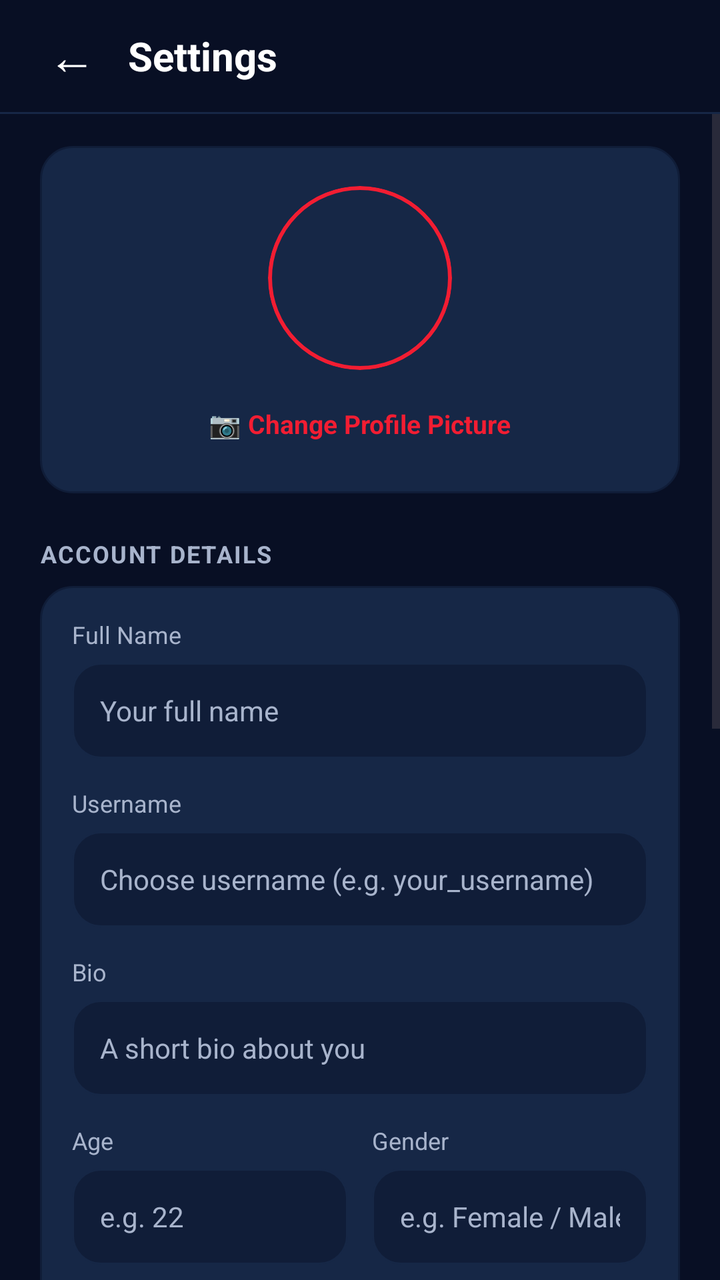
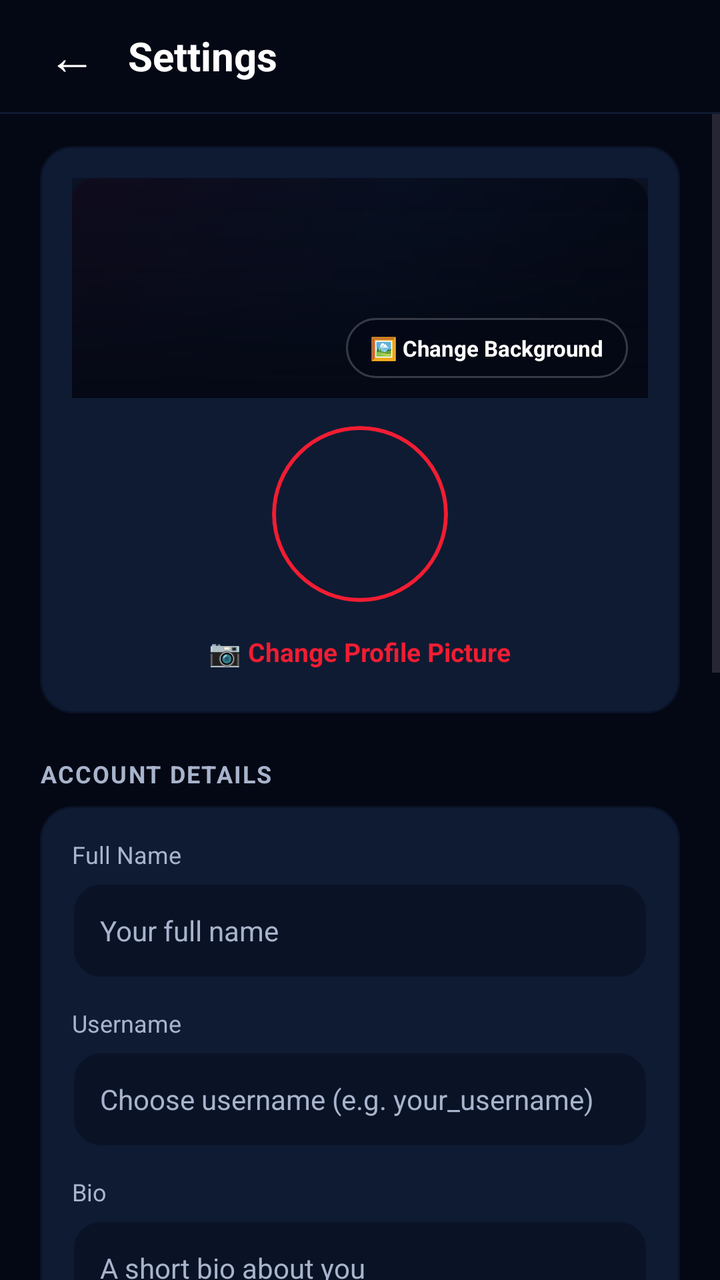

Screens rendered from an Android XML layout before and after an edit, with the pre-edit source and the edit as a unified diff.
<!-- AndroidManifest.xml: application theme Theme.Task_3 -->
<!-- res/layout/activity_settings.xml -->
<?xml version="1.0" encoding="utf-8"?>
<androidx.constraintlayout.widget.ConstraintLayout
    xmlns:android="http://schemas.android.com/apk/res/android"
    xmlns:app="http://schemas.android.com/apk/res-auto"
    xmlns:tools="http://schemas.android.com/tools"
    android:id="@+id/main"
    android:layout_width="match_parent"
    android:layout_height="match_parent"
    android:fitsSystemWindows="true"
    android:background="@color/primary_background"
    tools:context=".SettingsActivity">

    
    <LinearLayout
        android:id="@+id/topBar"
        android:layout_width="match_parent"
        android:layout_height="56dp"
        android:gravity="center_vertical"
        android:orientation="horizontal"
        android:paddingHorizontal="16dp"
        app:layout_constraintTop_toTopOf="parent">

        <TextView
            android:id="@+id/btnBack"
            android:layout_width="40dp"
            android:layout_height="40dp"
            android:gravity="center"
            android:text="←"
            android:textColor="@color/primary_text"
            android:textSize="24sp"
            android:background="?attr/selectableItemBackgroundBorderless"
            android:clickable="true"
            android:focusable="true" />

        <TextView
            android:layout_width="0dp"
            android:layout_height="wrap_content"
            android:layout_marginStart="8dp"
            android:layout_weight="1"
            android:text="Settings"
            android:textColor="@color/primary_text"
            android:textSize="20sp"
            android:textStyle="bold" />
    </LinearLayout>

    <View
        android:id="@+id/dividerTop"
        android:layout_width="match_parent"
        android:layout_height="1dp"
        android:background="@color/card_surface"
        app:layout_constraintTop_toBottomOf="@id/topBar" />

    <ScrollView
        android:layout_width="match_parent"
        android:layout_height="0dp"
        android:fillViewport="true"
        app:layout_constraintTop_toBottomOf="@id/dividerTop"
        app:layout_constraintBottom_toBottomOf="parent">

        <LinearLayout
            android:layout_width="match_parent"
            android:layout_height="wrap_content"
            android:orientation="vertical"
            android:paddingHorizontal="20dp"
            android:paddingTop="16dp"
            android:paddingBottom="40dp">

            
            <LinearLayout
                android:layout_width="match_parent"
                android:layout_height="wrap_content"
                android:background="@drawable/bg_card_dark"
                android:gravity="center"
                android:orientation="vertical"
                android:padding="20dp">

                <FrameLayout
                    android:layout_width="wrap_content"
                    android:layout_height="wrap_content">

                    <com.google.android.material.imageview.ShapeableImageView
                        android:id="@+id/ivSettingsAvatar"
                        android:layout_width="92dp"
                        android:layout_height="92dp"
                        android:scaleType="centerCrop"
                        android:background="@drawable/bg_avatar_placeholder"
                        app:shapeAppearanceOverlay="@style/ShapeAppearance.Material3.Corner.Full" />

                    <ProgressBar
                        android:id="@+id/pbPfpUpload"
                        android:layout_width="36dp"
                        android:layout_height="36dp"
                        android:layout_gravity="center"
                        android:indeterminateTint="@color/primary_red"
                        android:visibility="gone" />
                </FrameLayout>

                <TextView
                    android:id="@+id/btnChangePfp"
                    android:layout_width="wrap_content"
                    android:layout_height="wrap_content"
                    android:layout_marginTop="12dp"
                    android:text="📷 Change Profile Picture"
                    android:textColor="@color/primary_red"
                    android:textSize="13sp"
                    android:textStyle="bold"
                    android:padding="6dp"
                    android:clickable="true"
                    android:focusable="true" />
            </LinearLayout>

            
            <TextView
                android:layout_width="wrap_content"
                android:layout_height="wrap_content"
                android:layout_marginTop="22dp"
                android:layout_marginBottom="8dp"
                android:text="ACCOUNT DETAILS"
                android:textColor="@color/secondary_text"
                android:textSize="12sp"
                android:textStyle="bold"
                android:letterSpacing="0.06" />

            <LinearLayout
                android:layout_width="match_parent"
                android:layout_height="wrap_content"
                android:background="@drawable/bg_card_dark"
                android:orientation="vertical"
                android:padding="16dp">

                
                <TextView
                    android:layout_width="wrap_content"
                    android:layout_height="wrap_content"
                    android:text="Full Name"
                    android:textColor="@color/secondary_text"
                    android:textSize="12sp" />

                <EditText
                    android:id="@+id/etSettingsName"
                    android:layout_width="match_parent"
                    android:layout_height="48dp"
                    android:layout_marginTop="6dp"
                    android:background="@drawable/input_box"
                    android:hint="Your full name"
                    android:inputType="textPersonName"
                    android:paddingHorizontal="14dp"
                    android:textColor="@color/primary_text"
                    android:textColorHint="@color/secondary_text"
                    android:textSize="14sp" />

                
                <TextView
                    android:layout_width="wrap_content"
                    android:layout_height="wrap_content"
                    android:layout_marginTop="14dp"
                    android:text="Username"
                    android:textColor="@color/secondary_text"
                    android:textSize="12sp" />

                <EditText
                    android:id="@+id/etSettingsUsername"
                    android:layout_width="match_parent"
                    android:layout_height="48dp"
                    android:layout_marginTop="6dp"
                    android:background="@drawable/input_box"
                    android:hint="Choose username (e.g. your_username)"
                    android:inputType="textNoSuggestions"
                    android:paddingHorizontal="14dp"
                    android:textColor="@color/primary_text"
                    android:textColorHint="@color/secondary_text"
                    android:textSize="14sp" />

                
                <TextView
                    android:layout_width="wrap_content"
                    android:layout_height="wrap_content"
                    android:layout_marginTop="14dp"
                    android:text="Bio"
                    android:textColor="@color/secondary_text"
                    android:textSize="12sp" />

                <EditText
                    android:id="@+id/etSettingsBio"
                    android:layout_width="match_parent"
                    android:layout_height="48dp"
                    android:layout_marginTop="6dp"
                    android:background="@drawable/input_box"
                    android:hint="A short bio about you"
                    android:inputType="textCapSentences"
                    android:paddingHorizontal="14dp"
                    android:textColor="@color/primary_text"
                    android:textColorHint="@color/secondary_text"
                    android:textSize="14sp" />

                
                <LinearLayout
                    android:layout_width="match_parent"
                    android:layout_height="wrap_content"
                    android:layout_marginTop="14dp"
                    android:orientation="horizontal">

                    <LinearLayout
                        android:layout_width="0dp"
                        android:layout_height="wrap_content"
                        android:layout_weight="1"
                        android:layout_marginEnd="6dp"
                        android:orientation="vertical">

                        <TextView
                            android:layout_width="wrap_content"
                            android:layout_height="wrap_content"
                            android:text="Age"
                            android:textColor="@color/secondary_text"
                            android:textSize="12sp" />

                        <EditText
                            android:id="@+id/etSettingsAge"
                            android:layout_width="match_parent"
                            android:layout_height="48dp"
                            android:layout_marginTop="6dp"
                            android:background="@drawable/input_box"
                            android:hint="e.g. 22"
                            android:inputType="number"
                            android:paddingHorizontal="14dp"
                            android:textColor="@color/primary_text"
                            android:textColorHint="@color/secondary_text"
                            android:textSize="14sp" />
                    </LinearLayout>

                    <LinearLayout
                        android:layout_width="0dp"
                        android:layout_height="wrap_content"
                        android:layout_weight="1"
                        android:layout_marginStart="6dp"
                        android:orientation="vertical">

                        <TextView
                            android:layout_width="wrap_content"
                            android:layout_height="wrap_content"
                            android:text="Gender"
                            android:textColor="@color/secondary_text"
                            android:textSize="12sp" />

                        <EditText
                            android:id="@+id/etSettingsGender"
                            android:layout_width="match_parent"
                            android:layout_height="48dp"
                            android:layout_marginTop="6dp"
                            android:background="@drawable/input_box"
                            android:hint="e.g. Female / Male"
                            android:inputType="textCapWords"
                            android:paddingHorizontal="14dp"
                            android:textColor="@color/primary_text"
                            android:textColorHint="@color/secondary_text"
                            android:textSize="14sp" />
                    </LinearLayout>
                </LinearLayout>

                
                <TextView
                    android:layout_width="wrap_content"
                    android:layout_height="wrap_content"
                    android:layout_marginTop="14dp"
                    android:text="Location / Address"
                    android:textColor="@color/secondary_text"
                    android:textSize="12sp" />

                <EditText
                    android:id="@+id/etSettingsAddress"
                    android:layout_width="match_parent"
                    android:layout_height="48dp"
                    android:layout_marginTop="6dp"
                    android:background="@drawable/input_box"
                    android:hint="e.g. City, Country"
                    android:inputType="textPostalAddress"
                    android:paddingHorizontal="14dp"
                    android:textColor="@color/primary_text"
                    android:textColorHint="@color/secondary_text"
                    android:textSize="14sp" />

                
                <androidx.appcompat.widget.AppCompatButton
                    android:id="@+id/btnSaveProfile"
                    android:layout_width="match_parent"
                    android:layout_height="48dp"
                    android:layout_marginTop="20dp"
                    android:background="@drawable/bg_primary_button"
                    android:text="Save Changes  ✓"
                    android:textAllCaps="false"
                    android:textColor="@color/white"
                    android:textSize="15sp"
                    android:textStyle="bold" />
            </LinearLayout>

            
            <TextView
                android:layout_width="wrap_content"
                android:layout_height="wrap_content"
                android:layout_marginTop="24dp"
                android:layout_marginBottom="8dp"
                android:text="LEGAL &amp; ABOUT"
                android:textColor="@color/secondary_text"
                android:textSize="12sp"
                android:textStyle="bold"
                android:letterSpacing="0.06" />

            <LinearLayout
                android:layout_width="match_parent"
                android:layout_height="wrap_content"
                android:background="@drawable/bg_card_dark"
                android:orientation="vertical">

                
                <LinearLayout
                    android:id="@+id/btnTerms"
                    android:layout_width="match_parent"
                    android:layout_height="56dp"
                    android:gravity="center_vertical"
                    android:orientation="horizontal"
                    android:paddingHorizontal="16dp"
                    android:background="?attr/selectableItemBackground"
                    android:clickable="true"
                    android:focusable="true">

                    <TextView
                        android:layout_width="wrap_content"
                        android:layout_height="wrap_content"
                        android:text="📜"
                        android:textSize="18sp" />

                    <LinearLayout
                        android:layout_width="0dp"
                        android:layout_height="wrap_content"
                        android:layout_marginStart="14dp"
                        android:layout_weight="1"
                        android:orientation="vertical">

                        <TextView
                            android:layout_width="wrap_content"
                            android:layout_height="wrap_content"
                            android:text="Terms &amp; Conditions"
                            android:textColor="@color/primary_text"
                            android:textSize="14sp"
                            android:textStyle="bold" />

                        <TextView
                            android:layout_width="wrap_content"
                            android:layout_height="wrap_content"
                            android:text="User agreement &amp; community rules"
                            android:textColor="@color/secondary_text"
                            android:textSize="11sp" />
                    </LinearLayout>

                    <TextView
                        android:layout_width="wrap_content"
                        android:layout_height="wrap_content"
                        android:text="›"
                        android:textColor="@color/secondary_text"
                        android:textSize="20sp" />
                </LinearLayout>

                <View
                    android:layout_width="match_parent"
                    android:layout_height="1dp"
                    android:background="@color/secondary_background" />

                
                <LinearLayout
                    android:id="@+id/btnPrivacy"
                    android:layout_width="match_parent"
                    android:layout_height="56dp"
                    android:gravity="center_vertical"
                    android:orientation="horizontal"
                    android:paddingHorizontal="16dp"
                    android:background="?attr/selectableItemBackground"
                    android:clickable="true"
                    android:focusable="true">

                    <TextView
                        android:layout_width="wrap_content"
                        android:layout_height="wrap_content"
                        android:text="🔒"
                        android:textSize="18sp" />

                    <LinearLayout
                        android:layout_width="0dp"
                        android:layout_height="wrap_content"
                        android:layout_marginStart="14dp"
                        android:layout_weight="1"
                        android:orientation="vertical">

                        <TextView
                            android:layout_width="wrap_content"
                            android:layout_height="wrap_content"
                            android:text="Privacy Policy"
                            android:textColor="@color/primary_text"
                            android:textSize="14sp"
                            android:textStyle="bold" />

                        <TextView
                            android:layout_width="wrap_content"
                            android:layout_height="wrap_content"
                            android:text="How your information is protected"
                            android:textColor="@color/secondary_text"
                            android:textSize="11sp" />
                    </LinearLayout>

                    <TextView
                        android:layout_width="wrap_content"
                        android:layout_height="wrap_content"
                        android:text="›"
                        android:textColor="@color/secondary_text"
                        android:textSize="20sp" />
                </LinearLayout>

                <View
                    android:layout_width="match_parent"
                    android:layout_height="1dp"
                    android:background="@color/secondary_background" />

                
                <LinearLayout
                    android:id="@+id/btnAbout"
                    android:layout_width="match_parent"
                    android:layout_height="56dp"
                    android:gravity="center_vertical"
                    android:orientation="horizontal"
                    android:paddingHorizontal="16dp"
                    android:background="?attr/selectableItemBackground"
                    android:clickable="true"
                    android:focusable="true">

                    <TextView
                        android:layout_width="wrap_content"
                        android:layout_height="wrap_content"
                        android:text="🪶"
                        android:textSize="18sp" />

                    <LinearLayout
                        android:layout_width="0dp"
                        android:layout_height="wrap_content"
                        android:layout_marginStart="14dp"
                        android:layout_weight="1"
                        android:orientation="vertical">

                        <TextView
                            android:layout_width="wrap_content"
                            android:layout_height="wrap_content"
                            android:text="About Inkora"
                            android:textColor="@color/primary_text"
                            android:textSize="14sp"
                            android:textStyle="bold" />

                        <TextView
                            android:layout_width="wrap_content"
                            android:layout_height="wrap_content"
                            android:text="Version 1.0 • Create • Connect • Grow"
                            android:textColor="@color/secondary_text"
                            android:textSize="11sp" />
                    </LinearLayout>

                    <TextView
                        android:layout_width="wrap_content"
                        android:layout_height="wrap_content"
                        android:text="›"
                        android:textColor="@color/secondary_text"
                        android:textSize="20sp" />
                </LinearLayout>
            </LinearLayout>

            
            <TextView
                android:layout_width="wrap_content"
                android:layout_height="wrap_content"
                android:layout_marginTop="24dp"
                android:layout_marginBottom="8dp"
                android:text="ACCOUNT ACTIONS"
                android:textColor="@color/secondary_text"
                android:textSize="12sp"
                android:textStyle="bold"
                android:letterSpacing="0.06" />

            
            <LinearLayout
                android:id="@+id/btnLogout"
                android:layout_width="match_parent"
                android:layout_height="56dp"
                android:background="@drawable/bg_logout_button"
                android:gravity="center_vertical"
                android:orientation="horizontal"
                android:paddingHorizontal="18dp"
                android:clickable="true"
                android:focusable="true">

                <TextView
                    android:layout_width="wrap_content"
                    android:layout_height="wrap_content"
                    android:text="🚪"
                    android:textSize="18sp" />

                <LinearLayout
                    android:layout_width="0dp"
                    android:layout_height="wrap_content"
                    android:layout_marginStart="14dp"
                    android:layout_weight="1"
                    android:orientation="vertical">

                    <TextView
                        android:layout_width="wrap_content"
                        android:layout_height="wrap_content"
                        android:text="Log Out"
                        android:textColor="@color/primary_red"
                        android:textSize="15sp"
                        android:textStyle="bold" />

                    <TextView
                        android:layout_width="wrap_content"
                        android:layout_height="wrap_content"
                        android:text="Sign out of your session on this device"
                        android:textColor="@color/secondary_text"
                        android:textSize="11sp" />
                </LinearLayout>

                <TextView
                    android:layout_width="wrap_content"
                    android:layout_height="wrap_content"
                    android:text="→"
                    android:textColor="@color/primary_red"
                    android:textSize="18sp"
                    android:textStyle="bold" />
            </LinearLayout>

        </LinearLayout>
    </ScrollView>

</androidx.constraintlayout.widget.ConstraintLayout>
<!-- resources referenced by this layout -->
<resources>
  <color name="card_surface">#162746</color>
  <color name="primary_background">#080F24</color>
  <color name="primary_red">#F21D32</color>
  <color name="primary_text">#FFFFFF</color>
  <color name="secondary_background">#101D38</color>
  <color name="secondary_text">#A8B4CC</color>
  <color name="white">#FFFFFF</color>
  <!-- drawable bg_avatar_placeholder (drawable) -->
  <?xml version="1.0" encoding="utf-8"?>
  <shape xmlns:android="http://schemas.android.com/apk/res/android"
      android:shape="oval">
      <solid android:color="@color/card_surface" />
      <stroke
          android:width="2dp"
          android:color="@color/primary_red" />
  </shape>
  <!-- drawable bg_card_dark (drawable) -->
  <?xml version="1.0" encoding="utf-8"?>
  <shape xmlns:android="http://schemas.android.com/apk/res/android"
      android:shape="rectangle">
      <solid android:color="@color/card_surface" />
      <stroke
          android:width="1dp"
          android:color="@color/secondary_background" />
      <corners android:radius="16dp" />
  </shape>
  <!-- drawable bg_logout_button (drawable) -->
  <?xml version="1.0" encoding="utf-8"?>
  <shape xmlns:android="http://schemas.android.com/apk/res/android"
      android:shape="rectangle">
      <solid android:color="@color/card_surface" />
      <stroke
          android:width="1dp"
          android:color="#4DF21D32" />
      <corners android:radius="14dp" />
  </shape>
  <!-- drawable bg_primary_button (drawable) -->
  <?xml version="1.0" encoding="utf-8"?>
  <shape xmlns:android="http://schemas.android.com/apk/res/android"
      android:shape="rectangle">
      <solid android:color="@color/primary_red" />
      <corners android:radius="26dp" />
  </shape>
  <!-- drawable input_box (drawable) -->
  <?xml version="1.0" encoding="utf-8"?>
  <shape xmlns:android="http://schemas.android.com/apk/res/android"
      android:shape="rectangle">
      <solid android:color="@color/secondary_background" />
      <stroke
          android:width="1dp"
          android:color="@color/card_surface" />
      <corners android:radius="14dp" />
  </shape>
  <style name="Theme.Task_3" parent="Base.Theme.Task_3" />
  <style name="Base.Theme.Task_3" parent="Theme.Material3.DayNight.NoActionBar">
          <item name="colorPrimary">@color/primary_red</item>
          <item name="colorPrimaryVariant">@color/secondary_background</item>
          <item name="colorSecondary">@color/primary_red</item>
          <item name="android:statusBarColor">@color/primary_background</item>
          <item name="android:windowBackground">@color/primary_background</item>
          <item name="android:navigationBarColor">@color/secondary_background</item>
      </style>
</resources>

<!-- the commit's change to res/layout/activity_settings.xml (unified diff, before → after) -->
@@ -72,7 +72,51 @@
                 android:background="@drawable/bg_card_dark"
                 android:gravity="center"
                 android:orientation="vertical"
-                android:padding="20dp">
+                android:padding="16dp">
+
+                
+                <FrameLayout
+                    android:layout_width="match_parent"
+                    android:layout_height="110dp"
+                    android:layout_marginBottom="14dp">
+
+                    <com.google.android.material.imageview.ShapeableImageView
+                        android:id="@+id/ivSettingsBanner"
+                        android:layout_width="match_parent"
+                        android:layout_height="match_parent"
+                        android:background="@drawable/bg_profile_banner_default"
+                        android:scaleType="centerCrop"
+                        app:shapeAppearanceOverlay="@style/ShapeAppearance.Material3.Corner.Medium" />
+
+                    <View
+                        android:layout_width="match_parent"
+                        android:layout_height="match_parent"
+                        android:background="@drawable/bg_profile_banner_fade" />
+
+                    <ProgressBar
+                        android:id="@+id/pbCoverUpload"
+                        android:layout_width="32dp"
+                        android:layout_height="32dp"
+                        android:layout_gravity="center"
+                        android:indeterminateTint="@color/primary_red"
+                        android:visibility="gone" />
+
+                    <TextView
+                        android:id="@+id/btnChangeCover"
+                        android:layout_width="wrap_content"
+                        android:layout_height="30dp"
+                        android:layout_gravity="bottom|end"
+                        android:layout_margin="10dp"
+                        android:background="@drawable/bg_banner_badge"
+                        android:clickable="true"
+                        android:focusable="true"
+                        android:gravity="center"
+                        android:paddingHorizontal="12dp"
+                        android:text="🖼️ Change Background"
+                        android:textColor="@color/primary_text"
+                        android:textSize="11sp"
+                        android:textStyle="bold" />
+                </FrameLayout>
 
                 <FrameLayout
                     android:layout_width="wrap_content"
@@ -80,8 +124,8 @@
 
                     <com.google.android.material.imageview.ShapeableImageView
                         android:id="@+id/ivSettingsAvatar"
-                        android:layout_width="92dp"
-                        android:layout_height="92dp"
+                        android:layout_width="88dp"
+                        android:layout_height="88dp"
                         android:scaleType="centerCrop"
                         android:background="@drawable/bg_avatar_placeholder"
                         app:shapeAppearanceOverlay="@style/ShapeAppearance.Material3.Corner.Full" />
@@ -99,7 +143,7 @@
                     android:id="@+id/btnChangePfp"
                     android:layout_width="wrap_content"
                     android:layout_height="wrap_content"
-                    android:layout_marginTop="12dp"
+                    android:layout_marginTop="10dp"
                     android:text="📷 Change Profile Picture"
                     android:textColor="@color/primary_red"
                     android:textSize="13sp"
<!-- resource entries referenced after the edit -->
@@ -1,10 +1,10 @@
 <!-- resources referenced by this layout -->
 <resources>
-  <color name="card_surface">#162746</color>
-  <color name="primary_background">#080F24</color>
+  <color name="card_surface">#0F1B33</color>
+  <color name="primary_background">#040814</color>
   <color name="primary_red">#F21D32</color>
   <color name="primary_text">#FFFFFF</color>
-  <color name="secondary_background">#101D38</color>
+  <color name="secondary_background">#0A1326</color>
   <color name="secondary_text">#A8B4CC</color>
   <color name="white">#FFFFFF</color>
   <!-- drawable bg_avatar_placeholder (drawable) -->
@@ -15,6 +15,16 @@
       <stroke
           android:width="2dp"
           android:color="@color/primary_red" />
+  </shape>
+  <!-- drawable bg_banner_badge (drawable) -->
+  <?xml version="1.0" encoding="utf-8"?>
+  <shape xmlns:android="http://schemas.android.com/apk/res/android"
+      android:shape="rectangle">
+      <solid android:color="#99040814" />
+      <stroke
+          android:width="1dp"
+          android:color="#33FFFFFF" />
+      <corners android:radius="20dp" />
   </shape>
   <!-- drawable bg_card_dark (drawable) -->
   <?xml version="1.0" encoding="utf-8"?>
@@ -43,6 +53,26 @@
       <solid android:color="@color/primary_red" />
       <corners android:radius="26dp" />
   </shape>
+  <!-- drawable bg_profile_banner_default (drawable) -->
+  <?xml version="1.0" encoding="utf-8"?>
+  <shape xmlns:android="http://schemas.android.com/apk/res/android"
+      android:shape="rectangle">
+      <gradient
+          android:angle="315"
+          android:startColor="#1A0E24"
+          android:centerColor="#0B152C"
+          android:endColor="#040814" />
+  </shape>
+  <!-- drawable bg_profile_banner_fade (drawable) -->
+  <?xml version="1.0" encoding="utf-8"?>
+  <shape xmlns:android="http://schemas.android.com/apk/res/android"
+      android:shape="rectangle">
+      <gradient
+          android:angle="270"
+          android:startColor="#80040814"
+          android:centerColor="#B3040814"
+          android:endColor="#FF040814" />
+  </shape>
   <!-- drawable input_box (drawable) -->
   <?xml version="1.0" encoding="utf-8"?>
   <shape xmlns:android="http://schemas.android.com/apk/res/android"
